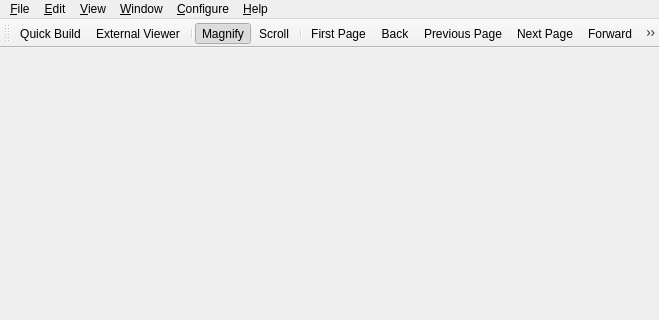
Above: PDFDocument.ui from svn2github/texstudio-trunk before the change; both pictures show x 0 to 659 and y 0 to 320 of the 659 by 600 pixel window. Below: the same form after it.
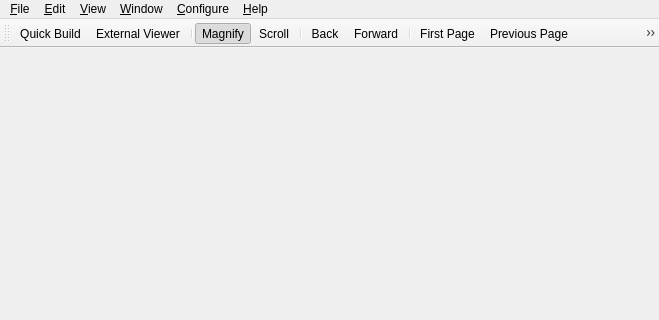
That is the form after the change.

```diff
--- a/PDFDocument.ui
+++ b/PDFDocument.ui
@@ -153,11 +153,12 @@
    <addaction name="actionMagnify"/>
    <addaction name="actionScroll"/>
    <addaction name="separator"/>
-   <addaction name="actionFirst_Page"/>
    <addaction name="actionBack"/>
+   <addaction name="actionForward"/>
+   <addaction name="separator"/>
+   <addaction name="actionFirst_Page"/>
    <addaction name="actionPrevious_Page"/>
    <addaction name="actionNext_Page"/>
-   <addaction name="actionForward"/>
    <addaction name="actionLast_Page"/>
    <addaction name="separator"/>
    <addaction name="actionActual_Size"/>
@@ -167,6 +168,7 @@
    <addaction name="actionZoom_Out"/>
    <addaction name="actionZoom_In"/>
    <addaction name="actionClose"/>
+   <addaction name="separator"/>
   </widget>
   <action name="actionAbout_TW">
    <property name="text">
```
Left out of the diff: 2 changed lines with no effect on the pictures.
